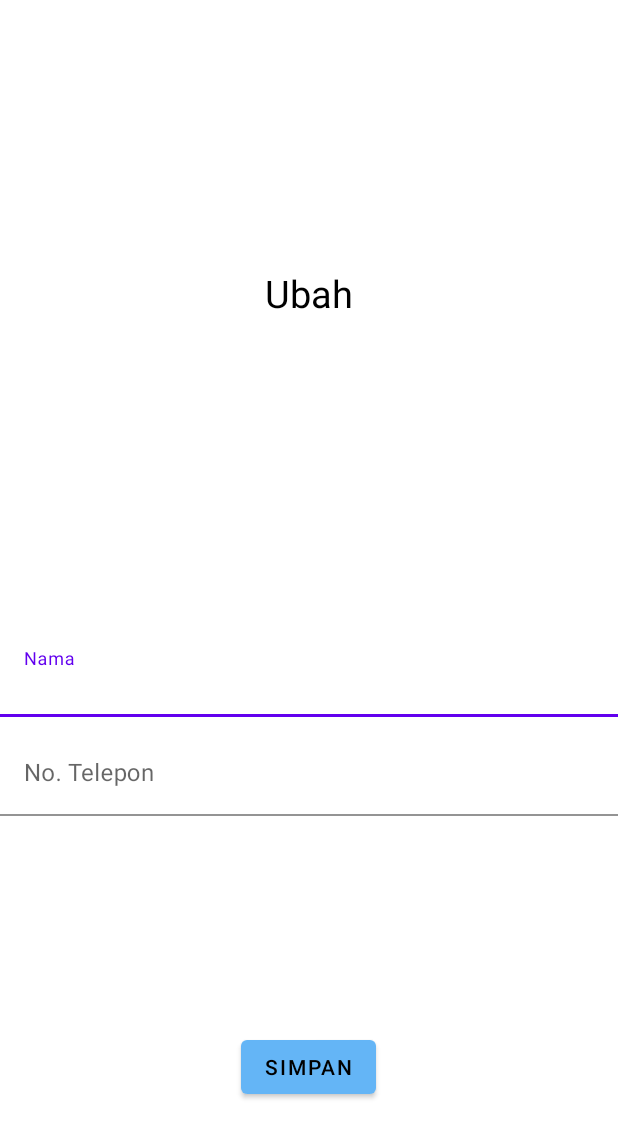
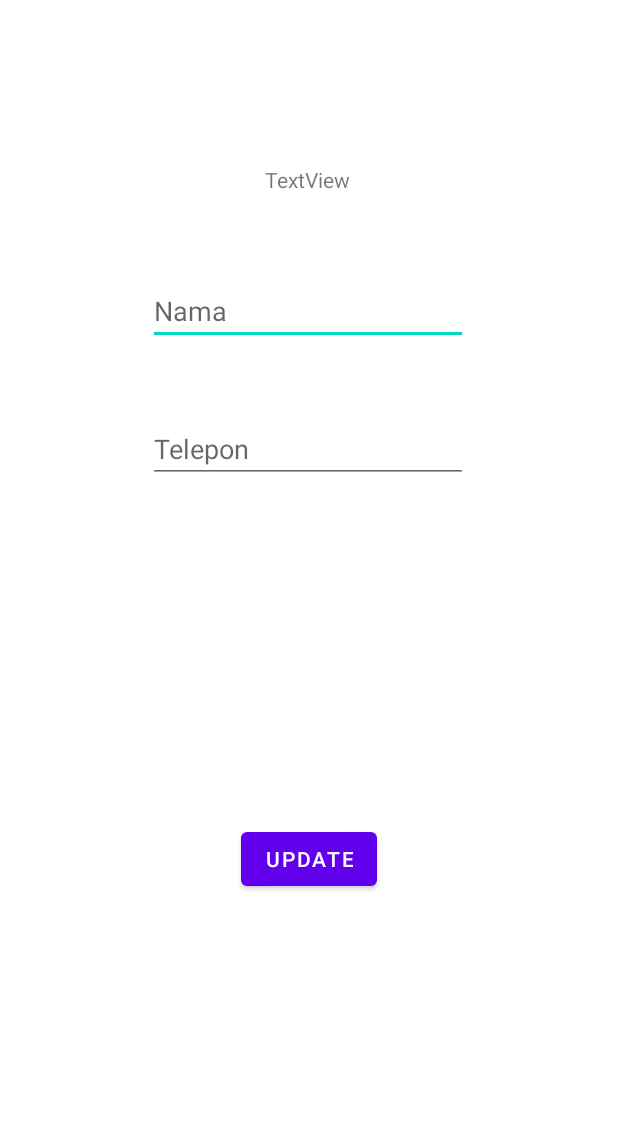
Before and after one commit to alamnurc/Activity8_20200140086, an Android app: the layout activity_edit_teman.xml on its own in the app's theme, with its tools: preview values and no code run, on a phone screen of 412 x 824 dp. Shown: the top 1138 px of the screen. Run offline under Robolectric (Android 15) with nearby library versions, the phone set to English and light mode, and no system bars; network calls fail.

Commit message:
v1.1 Activity 9: Edit and delete data using MySQL

```diff
--- a/app/src/main/AndroidManifest.xml
+++ b/app/src/main/AndroidManifest.xml
@@ -5,6 +5,7 @@
     <uses-permission android:name="android.permission.INTERNET" />
 
     <application
+        android:name=".app.AppController"
         android:allowBackup="true"
         android:icon="@mipmap/ic_launcher"
         android:label="@string/app_name"
@@ -12,9 +13,9 @@
         android:supportsRtl="true"
         android:theme="@style/Theme.Activity8"
         android:usesCleartextTraffic="true">
-        <activity android:name=".TambahTeman"></activity>
+        <activity android:name=".database.EditTeman" />
         <activity
-            android:name=".edit_teman"
+            android:name=".TambahTeman"
             android:exported="true" />
         <activity
             android:name=".TemanBaru"
--- a/app/src/main/res/layout/activity_edit_teman.xml
+++ b/app/src/main/res/layout/activity_edit_teman.xml
@@ -4,71 +4,58 @@
     xmlns:tools="http://schemas.android.com/tools"
     android:layout_width="match_parent"
     android:layout_height="match_parent"
-    tools:context=".edit_teman">
+    tools:context=".database.EditTeman">
 
-    <com.google.android.material.textfield.TextInputLayout
-        android:id="@+id/textInputLayout3"
-        android:layout_width="match_parent"
+    <TextView
+        android:id="@+id/textId"
+        android:layout_width="wrap_content"
         android:layout_height="wrap_content"
-        android:layout_marginTop="75dp"
+        android:text="TextView"
+        app:layout_constraintBottom_toBottomOf="parent"
+        app:layout_constraintEnd_toEndOf="parent"
+        app:layout_constraintHorizontal_bias="0.498"
+        app:layout_constraintStart_toStartOf="parent"
+        app:layout_constraintTop_toTopOf="parent"
+        app:layout_constraintVertical_bias="0.137" />
+
+    <EditText
+        android:id="@+id/editNm"
+        android:layout_width="wrap_content"
+        android:layout_height="wrap_content"
+        android:layout_marginTop="76dp"
+        android:ems="10"
+        android:hint="Nama"
+        android:inputType="textPersonName"
+        app:layout_constraintBottom_toBottomOf="parent"
+        app:layout_constraintEnd_toEndOf="parent"
+        app:layout_constraintHorizontal_bias="0.497"
+        app:layout_constraintStart_toStartOf="parent"
+        app:layout_constraintTop_toTopOf="parent"
+        app:layout_constraintVertical_bias="0.155" />
+
+    <EditText
+        android:id="@+id/editTlp"
+        android:layout_width="wrap_content"
+        android:layout_height="wrap_content"
+        android:ems="10"
+        android:hint="Telepon"
+        android:inputType="phone"
+        app:layout_constraintBottom_toBottomOf="parent"
+        app:layout_constraintEnd_toEndOf="parent"
+        app:layout_constraintHorizontal_bias="0.497"
+        app:layout_constraintStart_toStartOf="parent"
+        app:layout_constraintTop_toBottomOf="@id/editNm"
+        app:layout_constraintVertical_bias="0.085" />
+
+    <Button
+        android:id="@+id/buttonEdit"
+        android:layout_width="wrap_content"
+        android:layout_height="wrap_content"
+        android:text="Update"
         app:layout_constraintBottom_toBottomOf="parent"
         app:layout_constraintEnd_toEndOf="parent"
         app:layout_constraintStart_toStartOf="parent"
-        app:layout_constraintTop_toTopOf="parent">
+        app:layout_constraintTop_toBottomOf="@id/editTlp"
+        app:layout_constraintVertical_bias="0.499" />
 
-        <com.google.android.material.textfield.TextInputEditText
-            android:id="@+id/edNama"
-            android:layout_width="match_parent"
-            android:layout_height="wrap_content"
-            android:hint="@string/tnama"
-            android:textColor="@color/black"
-            android:textColorHint="@color/black"
-            android:background="@color/white" />
-    </com.google.android.material.textfield.TextInputLayout>
-
-    <com.google.android.material.textfield.TextInputLayout
-        android:id="@id/textInputLayout4"
-        android:layout_width="match_parent"
-        android:layout_height="wrap_content"
-        android:layout_marginTop="10dp"
-        app:layout_constraintEnd_toEndOf="@id/textInputLayout3"
-        app:layout_constraintStart_toStartOf="@id/textInputLayout3"
-        app:layout_constraintTop_toBottomOf="@id/textInputLayout3">
-
-        <com.google.android.material.textfield.TextInputEditText
-            android:id="@+id/edTelp"
-            android:layout_width="match_parent"
-            android:layout_height="wrap_content"
-            android:background="@color/white"
-            android:hint="@string/tnotelp"
-            android:textColor="@color/black"
-            android:textColorHint="@color/black" />
-    </com.google.android.material.textfield.TextInputLayout>
-
-    <Button
-        android:id="@+id/simpanBtn"
-        android:layout_width="wrap_content"
-        android:layout_height="wrap_content"
-        android:text="@string/tsimpan"
-        android:textColor="@color/black"
-        app:backgroundTint="@color/blue"
-        app:layout_constraintBottom_toBottomOf="parent"
-        app:layout_constraintEnd_toEndOf="@+id/textInputLayout4"
-        app:layout_constraintHorizontal_bias="0.498"
-        app:layout_constraintStart_toStartOf="@+id/textInputLayout4"
-        app:layout_constraintTop_toBottomOf="@+id/textInputLayout4"
-        app:layout_constraintVertical_bias="0.618" />
-
-    <TextView
-        android:id="@+id/textView"
-        android:layout_width="127dp"
-        android:layout_height="66dp"
-        android:text="@string/teditdata"
-        android:textAlignment="center"
-        android:textColor="@color/black"
-        android:textSize="25dp"
-        app:layout_constraintBottom_toTopOf="@+id/textInputLayout3"
-        app:layout_constraintEnd_toEndOf="parent"
-        app:layout_constraintStart_toStartOf="parent"
-        app:layout_constraintTop_toTopOf="parent"/>
 </androidx.constraintlayout.widget.ConstraintLayout>
```
Also changed, not shown: app/src/main/java/com/example/activity8/MainActivity.java (+13 -11 lines), app/src/main/java/com/example/activity8/adapter/TemanAdapter.java (+102 -29 lines), app/src/main/java/com/example/activity8/app/AppController.java (added, +53 -0 lines), app/src/main/java/com/example/activity8/database/EditTeman.java (added, +121 -0 lines), app/src/main/java/com/example/activity8/edit_teman.java (deleted, +0 -62 lines), app/src/main/res/menu/menu.xml (+6 -2 lines).
